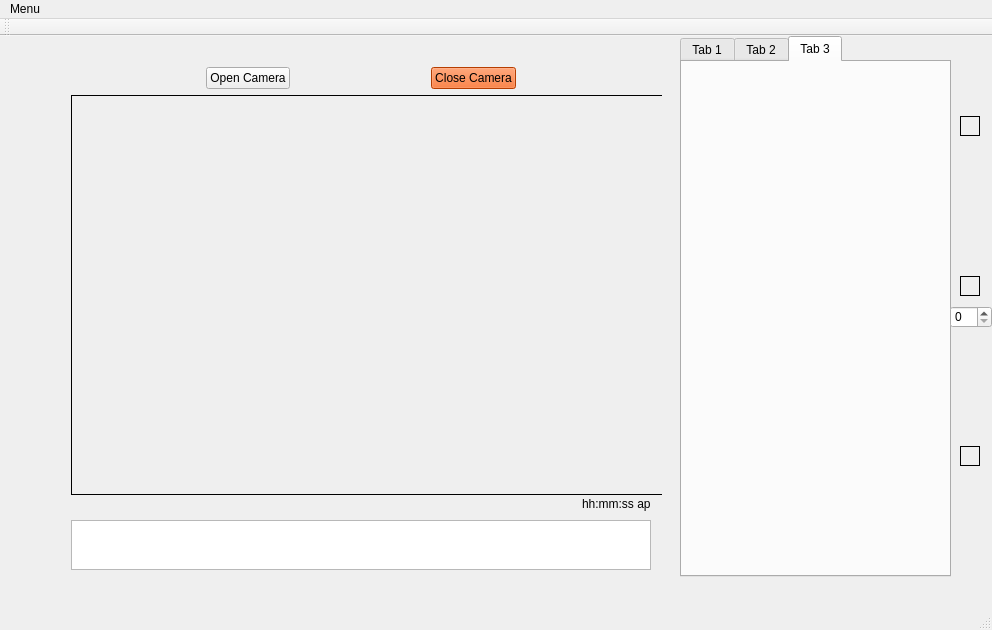
Above: mainwindow.ui from image-amazing/DriverMonitor before the change. Below: the same form after it.
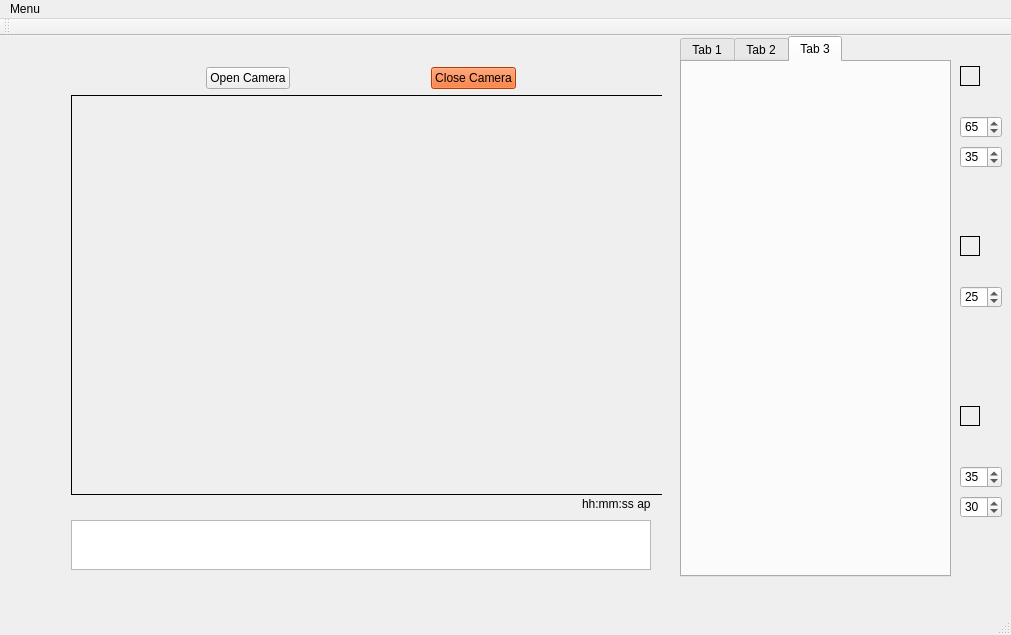
That is the form after the change. Custom widgets are drawn as their Qt base class.

Patch:
```diff
--- a/mainwindow.ui
+++ b/mainwindow.ui
@@ -6,8 +6,8 @@
    <rect>
     <x>0</x>
     <y>0</y>
-    <width>992</width>
-    <height>630</height>
+    <width>1011</width>
+    <height>635</height>
    </rect>
   </property>
   <property name="windowTitle">
@@ -389,7 +389,7 @@
     <property name="geometry">
      <rect>
       <x>960</x>
-      <y>80</y>
+      <y>30</y>
       <width>20</width>
       <height>20</height>
      </rect>
@@ -405,7 +405,7 @@
     <property name="geometry">
      <rect>
       <x>960</x>
-      <y>240</y>
+      <y>200</y>
       <width>20</width>
       <height>20</height>
      </rect>
@@ -421,7 +421,7 @@
     <property name="geometry">
      <rect>
       <x>960</x>
-      <y>410</y>
+      <y>370</y>
       <width>20</width>
       <height>20</height>
      </rect>
@@ -436,11 +436,81 @@
    <widget class="QSpinBox" name="spinBox">
     <property name="geometry">
      <rect>
-      <x>950</x>
-      <y>270</y>
+      <x>960</x>
+      <y>250</y>
       <width>42</width>
       <height>22</height>
      </rect>
+    </property>
+    <property name="maximum">
+     <number>100</number>
+    </property>
+    <property name="value">
+     <number>25</number>
+    </property>
+   </widget>
+   <widget class="QSpinBox" name="HeadTurnRight_spinBox">
+    <property name="geometry">
+     <rect>
+      <x>960</x>
+      <y>110</y>
+      <width>42</width>
+      <height>22</height>
+     </rect>
+    </property>
+    <property name="maximum">
+     <number>100</number>
+    </property>
+    <property name="value">
+     <number>35</number>
+    </property>
+   </widget>
+   <widget class="QSpinBox" name="HeadTurnLeft_spinBox">
+    <property name="geometry">
+     <rect>
+      <x>960</x>
+      <y>80</y>
+      <width>42</width>
+      <height>22</height>
+     </rect>
+    </property>
+    <property name="maximum">
+     <number>100</number>
+    </property>
+    <property name="value">
+     <number>65</number>
+    </property>
+   </widget>
+   <widget class="QSpinBox" name="YawnMouth_spinBox">
+    <property name="geometry">
+     <rect>
+      <x>960</x>
+      <y>460</y>
+      <width>42</width>
+      <height>22</height>
+     </rect>
+    </property>
+    <property name="maximum">
+     <number>100</number>
+    </property>
+    <property name="value">
+     <number>30</number>
+    </property>
+   </widget>
+   <widget class="QSpinBox" name="YawnEyes_spinBox">
+    <property name="geometry">
+     <rect>
+      <x>960</x>
+      <y>430</y>
+      <width>42</width>
+      <height>22</height>
+     </rect>
+    </property>
+    <property name="maximum">
+     <number>100</number>
+    </property>
+    <property name="value">
+     <number>35</number>
     </property>
    </widget>
   </widget>
@@ -449,7 +519,7 @@
     <rect>
      <x>0</x>
      <y>0</y>
-     <width>992</width>
+     <width>1011</width>
      <height>26</height>
     </rect>
    </property>
```
Left out of the diff: 2 changed lines with no effect on the pictures.
